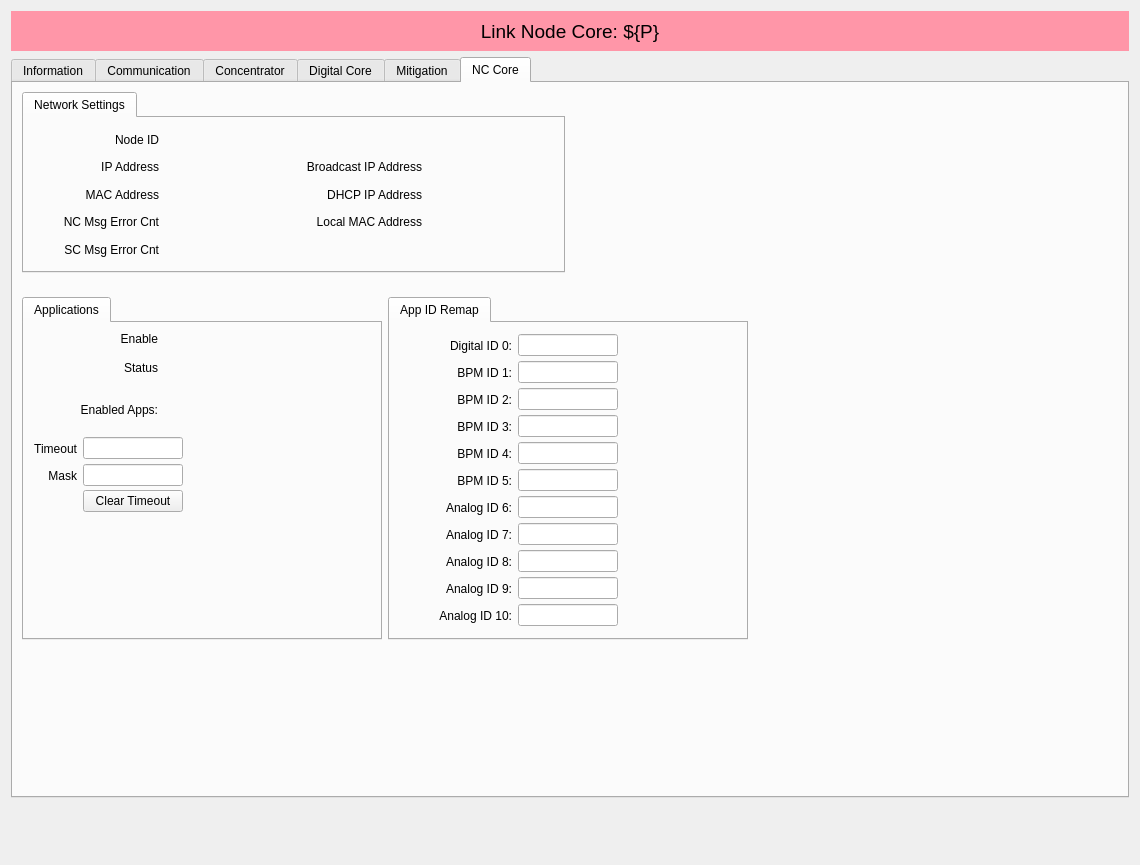
Above: mps_link_node_core.ui from ad-build-test/pydm-mps before the change. Below: the same form after it.
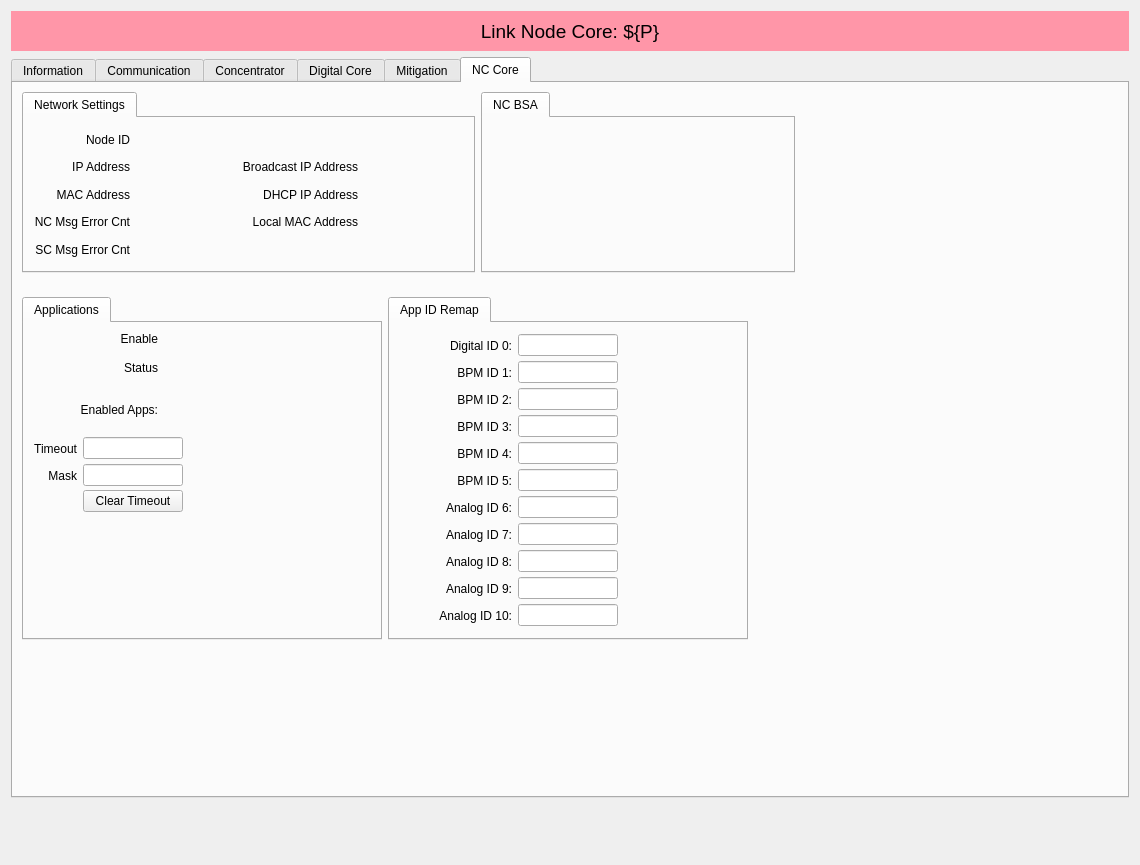
That is the form after the change. The open tabs and pages were chosen to show the change. Custom widgets are drawn as their Qt base class.

Patch:
```diff
--- a/mps_link_node_core.ui
+++ b/mps_link_node_core.ui
@@ -5584,6 +5584,37 @@
               <property name="rightMargin">
                <number>0</number>
               </property>
+              <item row="0" column="1">
+               <widget class="QTabWidget" name="tabWidget_12">
+                <property name="currentIndex">
+                 <number>0</number>
+                </property>
+                <widget class="QWidget" name="tab_25">
+                 <attribute name="title">
+                  <string>NC BSA</string>
+                 </attribute>
+                 <layout class="QGridLayout" name="gridLayout_55">
+                  <item row="0" column="0">
+                   <layout class="QGridLayout" name="gridLayout_54">
+                    <item row="0" column="0">
+                     <widget class="PyDMEmbeddedDisplay" name="PyDMEmbeddedDisplay_7">
+                      <property name="toolTip">
+                       <string/>
+                      </property>
+                      <property name="frameShape">
+                       <enum>QFrame::NoFrame</enum>
+                      </property>
+                      <property name="filename" stdset="0">
+                       <string>$PYDM/mps/mps_nc_bsa.ui</string>
+                      </property>
+                     </widget>
+                    </item>
+                   </layout>
+                  </item>
+                 </layout>
+                </widget>
+               </widget>
+              </item>
               <item row="0" column="0">
                <widget class="QTabWidget" name="network">
                 <property name="currentIndex">
@@ -5969,8 +6000,8 @@
                 </widget>
                </widget>
               </item>
-              <item row="0" column="1">
-               <spacer name="horizontalSpacer_20">
+              <item row="0" column="2">
+               <spacer name="horizontalSpacer_19">
                 <property name="orientation">
                  <enum>Qt::Horizontal</enum>
                 </property>
```
Left out of the diff: 4 changed lines with no effect on the pictures.
